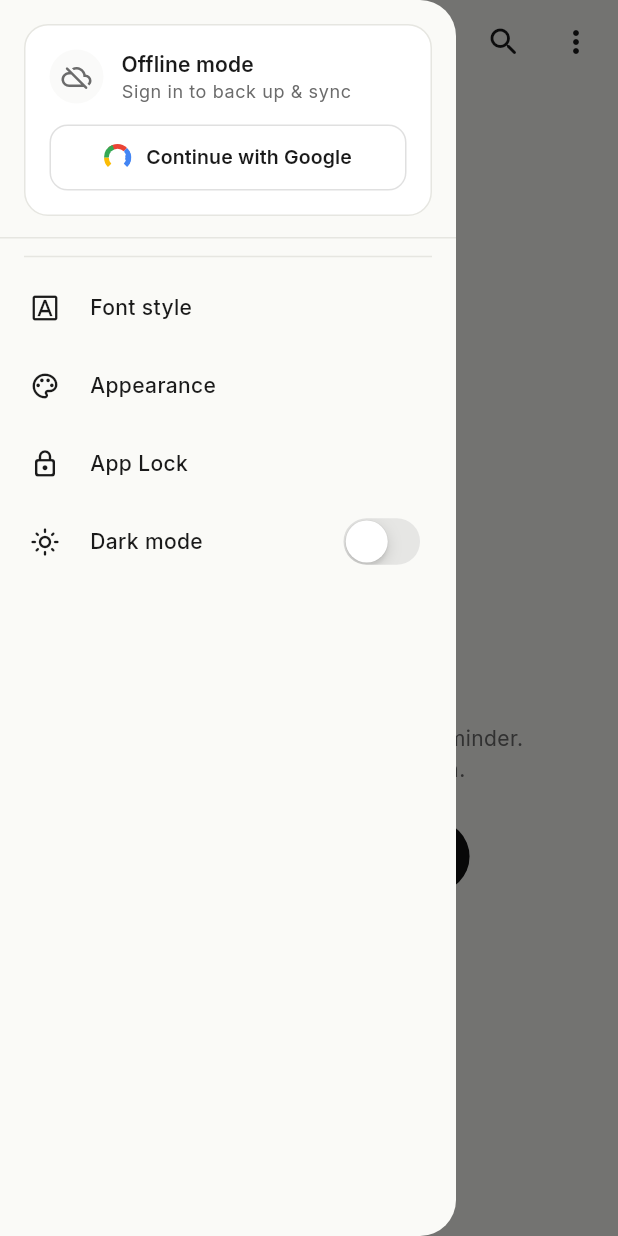
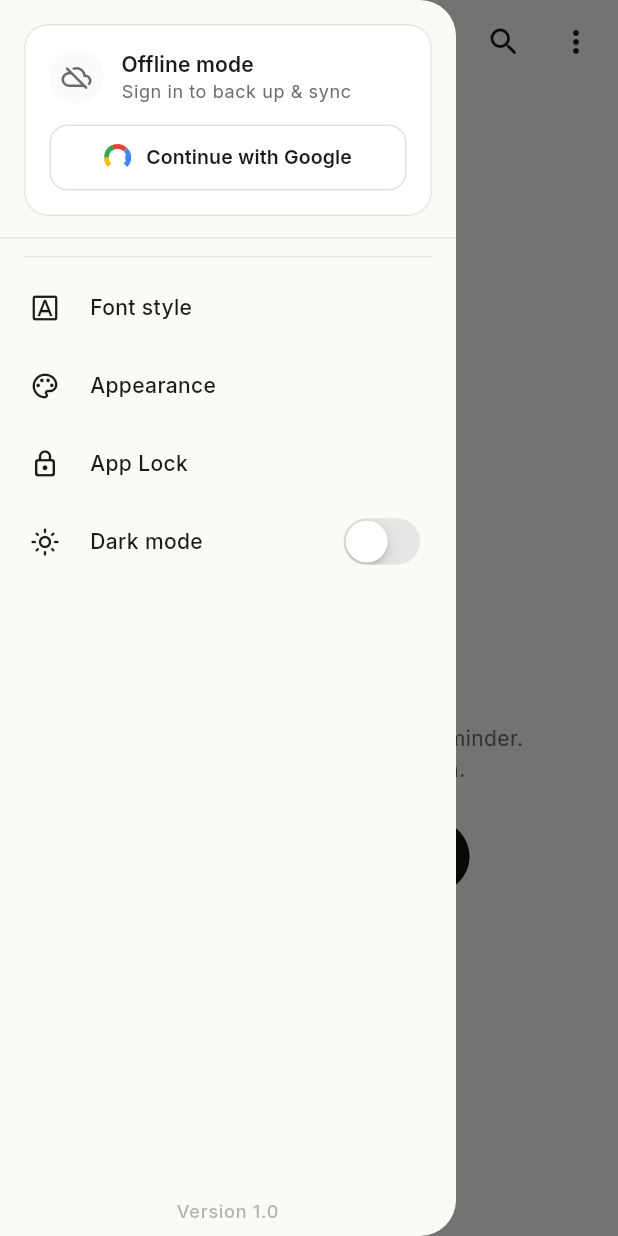
Before and after one commit to shohag7552/Note_app, a Flutter app: the HomePage screen opened by its route, with the side drawer open, on a phone screen of 412 x 824 dp. Run offline on Flutter 3.47's test engine with Material 3 defaults, Android fonts, the phone set to English and light mode, and no system bars; our stand-ins replace appwrite, fluttertoast, get, google_fonts, google_sign_in, image_cropper and 6 more; missing offline and left inert: flutter_quill, flutter_quill_extensions; accounts and stored records are empty.

Commit message:
chore: rename app to Slate Notes and add version display to drawer

```diff
--- a/lib/utils/app_constants.dart
+++ b/lib/utils/app_constants.dart
@@ -1,5 +1,8 @@
 class AppConstants{
-  static const String appName = 'My Note';
+  static const String appName = 'Slate Notes';
+  static const double appVersion = 1.0;
+
+
   static const String authKey = 'account';
   static const String authName = 'account_name';
   static const String authImage = 'account_image';
--- a/lib/widgets/drawer_widget.dart
+++ b/lib/widgets/drawer_widget.dart
@@ -6,6 +6,7 @@ import 'package:my_note_app/controller/note_controller.dart';
 import 'package:my_note_app/routing/app_routes.dart';
 import 'package:my_note_app/screens/setting_screen/font_style_screen.dart';
 import 'package:my_note_app/services/sync_service.dart';
+import 'package:my_note_app/utils/app_constants.dart';
 import 'package:my_note_app/widgets/google_logo_icon.dart';
 import 'package:my_note_app/widgets/signout_dialog.dart';
 
@@ -104,6 +105,16 @@ class _DrawerWidgetState extends State<DrawerWidget> {
                       destructive: true,
                     ),
                   ],
+                  const SizedBox(height: 12),
+                  Text(
+                    'Version ${AppConstants.appVersion}',
+                    textAlign: TextAlign.center,
+                    style: theme.textTheme.bodySmall?.copyWith(
+                      color: theme.hintColor.withValues(alpha: 0.5),
+                      fontWeight: FontWeight.w500,
+                      letterSpacing: 0.5,
+                    ),
+                  ),
                   const SizedBox(height: 8),
                 ],
               );
```
Also changed, not shown: 1 other file.
